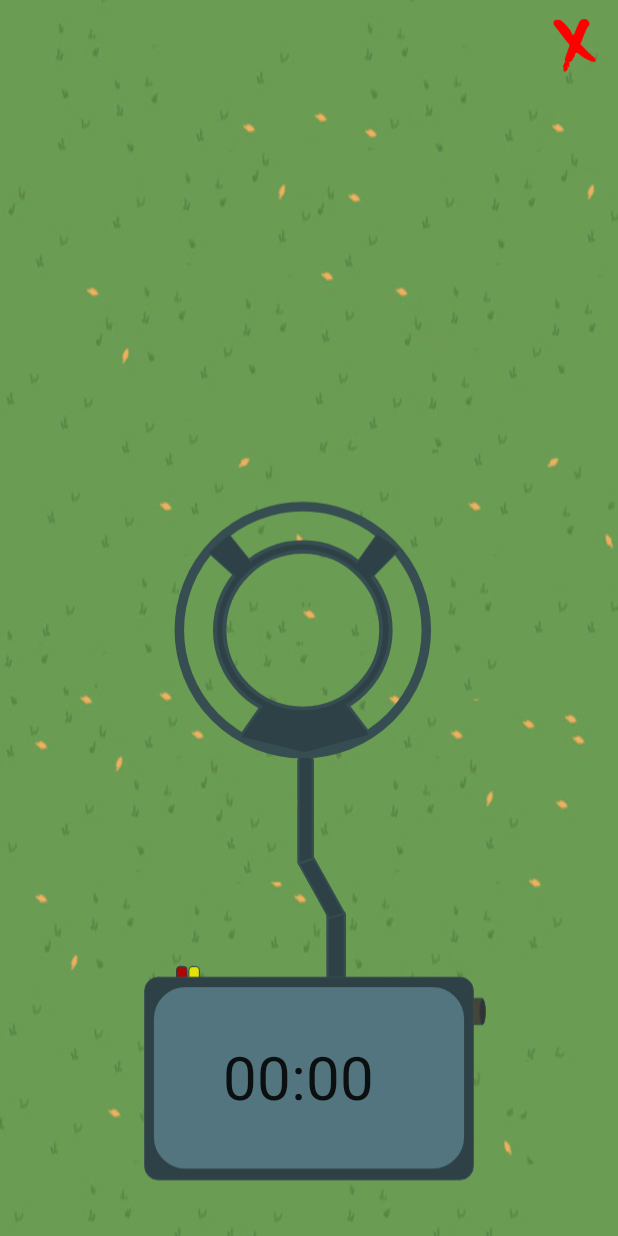
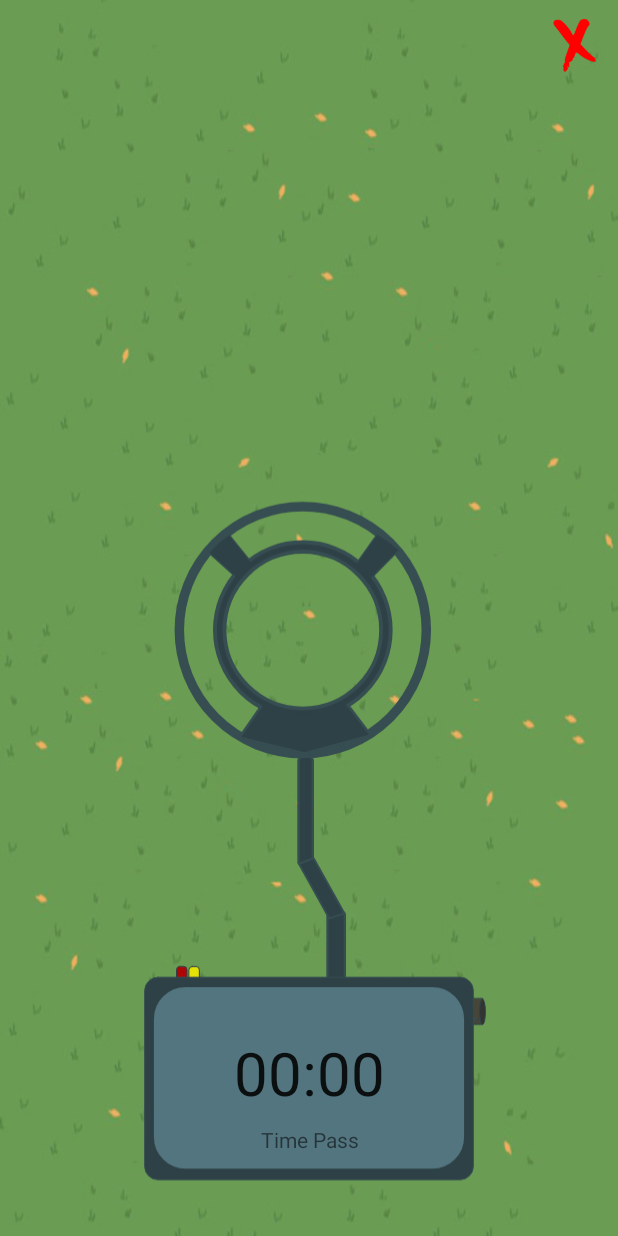
Before and after one commit to oriamd/TreasureHunt, an Android app: the screen it shows after launch (MainGameActivity), after a tap on an icon or button, on a phone screen of 412 x 824 dp. Run offline under Robolectric (Android 15) with nearby library versions, the phone set to English and light mode, and no system bars; libraries missing offline, so code that uses them is left out: com.crashlytics.android, io.fabric.sdk; pictures from the network do not load; 1 statement that could not run was skipped.

Commit message:
Fixed crash on permission and Now have Ready/Go msg

```diff
--- a/app/build.gradle
+++ b/app/build.gradle
@@ -22,8 +22,8 @@ android {
         applicationId "com.ori.treasurehunt"
         minSdkVersion 16
         targetSdkVersion 25
-        versionCode 1
-        versionName "1.0"
+        versionCode 2
+        versionName "1.0.1"
         testInstrumentationRunner "android.support.test.runner.AndroidJUnitRunner"
     }
     buildTypes {
--- a/app/src/main/AndroidManifest.xml
+++ b/app/src/main/AndroidManifest.xml
@@ -11,7 +11,7 @@
         android:icon="@drawable/icon"
         android:label="@string/app_name"
         android:supportsRtl="true"
-        android:versionName="0.5"
+        android:versionName="0.6"
         android:theme="@style/AppTheme">
         <activity
             android:name="com.treasurehunt.MainActivity"
--- /dev/null
+++ b/app/src/main/java/com/treasurehunt/AnimatedGameMassages.java
@@ -0,0 +1,58 @@
+package com.treasurehunt;
+
+import android.app.Activity;
+import android.view.View;
+import android.view.animation.AlphaAnimation;
+import android.widget.TextView;
+
+import com.example.ori.treasurehunt.R;
+
+/**
+ * Created by Ori on 2/26/2017.
+ */
+
+public class AnimatedGameMassages {
+
+    Activity context;
+    TextView readyMassage;
+    TextView goMassage;
+
+    AlphaAnimation showAlphaAnimation;
+
+    AlphaAnimation hideAlphaAnimation;
+
+
+    public AnimatedGameMassages(Activity context){
+        this.context = context;
+        readyMassage = (TextView) context.findViewById(R.id.textView19);
+        goMassage = (TextView) context.findViewById(R.id.textView20);
+
+        showAlphaAnimation = new AlphaAnimation(0.0f,1.0f);
+        showAlphaAnimation.setDuration(700);
+        hideAlphaAnimation = new AlphaAnimation(1.0f,0.0f);
+        hideAlphaAnimation.setDuration(700);
+
+    }
+
+    public void showReadyMsg(){
+        readyMassage.setVisibility(View.VISIBLE);
+        readyMassage.startAnimation(showAlphaAnimation);
+    }
+
+    public void hideReadyMsg(){
+        readyMassage.setVisibility(View.INVISIBLE);
+        readyMassage.startAnimation(hideAlphaAnimation);
+    }
+
+    public void showGoMsg(){
+        goMassage.setVisibility(View.VISIBLE);
+        goMassage.startAnimation(showAlphaAnimation);
+    }
+
+    public void hideGoMsg(){
+        goMassage.setVisibility(View.INVISIBLE);
+        goMassage.startAnimation(hideAlphaAnimation);
+    }
+
+
+}
--- a/app/src/main/java/com/treasurehunt/MainActivity.java
+++ b/app/src/main/java/com/treasurehunt/MainActivity.java
@@ -19,6 +19,7 @@ import io.fabric.sdk.android.Fabric;
 
 public class MainActivity extends AppCompatActivity {
 
+
     final static String goldTrackTag = "TotalGoldTracker";
     final static String tag = "MainActivity_log";
 
@@ -30,10 +31,12 @@ public class MainActivity extends AppCompatActivity {
     public final static String GOAL_DISTANCE_IN_M = "distance_to_taget_code";
     public final static String PRIZE_AMOUNT = "prize_amount_code";
     public final static String TOTAL_GOLD_KEY ="total_player_gold_sp_key";
+    public final static String FIRST_TIME_PLAYING_KEY ="first_time_Playing_sp_key";
     public final static String VOLUME_KEY="volume_low_high";
     public final static String SOUND_KEY="sound_on_off";
     private TextView goldTextView;
     public static String totalGold;
+    public static boolean firstTimePlaying;
 
 
     public static MyMusicRunnable musicPlayer;
@@ -59,7 +62,7 @@ public class MainActivity extends AppCompatActivity {
 
         settingsDialog = new SettingsDialog(this);
 
-        //Setting levels textview wit prize
+        //Setting levels textview with prize
         TextView level = (TextView) findViewById(R.id.textView1);
         level.setText(LVL_ONE_PRIZE+" gold");
 
@@ -77,6 +80,9 @@ public class MainActivity extends AppCompatActivity {
                         goldTextView.setText(totalGold);
                     }
                 });
+
+                firstTimePlaying = sp.getBoolean(FIRST_TIME_PLAYING_KEY, true);
+
             }
         });
 
@@ -104,6 +110,7 @@ public class MainActivity extends AppCompatActivity {
     }
 
     public void startLvlOne(View view) {
+
         soundEffectsUtil.playClickSound();
 
         //Log.i(tag,"Starting Game");
--- a/app/src/main/res/layout/activity_game.xml
+++ b/app/src/main/res/layout/activity_game.xml
@@ -39,25 +39,80 @@
         android:onClick="quitGame"/>/>
 
     <android.support.constraint.ConstraintLayout
-        android:layout_width="192dp"
-        android:layout_height="128dp"
         app:layout_constraintBottom_toBottomOf="@+id/imageView"
         android:layout_marginBottom="50dp"
         app:layout_constraintRight_toRightOf="@+id/imageView"
         app:layout_constraintLeft_toLeftOf="@+id/imageView"
-        android:id="@+id/constraintLayout">
+        android:id="@+id/constraintLayout"
+        android:layout_width="200dp"
+        android:layout_height="109dp">
+
+        <TextView
+            android:text="Time Pass"
+            android:layout_width="wrap_content"
+            android:layout_height="wrap_content"
+            android:id="@+id/textView18"
+            android:layout_marginTop="8dp"
+            app:layout_constraintTop_toBottomOf="@+id/chronometer2"
+            app:layout_constraintRight_toRightOf="@+id/chronometer2"
+            app:layout_constraintLeft_toLeftOf="@+id/chronometer2" />
 
         <Chronometer
             android:layout_width="wrap_content"
             android:layout_height="wrap_content"
             android:id="@+id/chronometer2"
             android:textSize="40sp"
+            app:layout_constraintRight_toRightOf="parent"
+            app:layout_constraintLeft_toLeftOf="parent"
             app:layout_constraintBottom_toBottomOf="parent"
             app:layout_constraintTop_toTopOf="parent"
-            app:layout_constraintLeft_toLeftOf="parent"
-            app:layout_constraintRight_toRightOf="parent"
-            app:layout_constraintHorizontal_bias="0.42"
-            app:layout_constraintVertical_bias="0.6" />
+            app:layout_constraintVertical_bias="0.42000002" />
+
     </android.support.constraint.ConstraintLayout>
 
+    <TextView
+        android:text="Ready"
+        style="@style/gameMassages"
+        android:layout_width="wrap_content"
+        android:layout_height="wrap_content"
+        android:id="@+id/textView19"
+        android:textSize="70sp"
+        android:layout_marginStart="16dp"
+        app:layout_constraintLeft_toLeftOf="parent"
+        android:layout_marginLeft="16dp"
+        android:layout_marginEnd="16dp"
+        app:layout_constraintRight_toRightOf="parent"
+        android:layout_marginRight="16dp"
+        app:layout_constraintHorizontal_bias="0.55"
+        app:layout_constraintBottom_toBottomOf="@+id/imageView"
+        app:layout_constraintTop_toTopOf="@+id/imageView"
+        android:background="@drawable/roundgreen"
+        android:backgroundTint="@android:color/holo_red_light"
+        android:padding="10dp"
+        android:visibility="invisible"
+        app:layout_constraintVertical_bias="0.3" />
+    <TextView
+        android:text="GO!"
+        style="@style/gameMassages"
+        android:layout_width="wrap_content"
+        android:layout_height="wrap_content"
+        android:id="@+id/textView20"
+        android:textSize="80sp"
+        android:layout_marginStart="16dp"
+        app:layout_constraintLeft_toLeftOf="parent"
+        android:layout_marginLeft="16dp"
+        android:layout_marginEnd="16dp"
+        app:layout_constraintRight_toRightOf="parent"
+        android:layout_marginRight="16dp"
+        app:layout_constraintHorizontal_bias="0.55"
+        app:layout_constraintBottom_toBottomOf="@+id/imageView"
+        app:layout_constraintTop_toTopOf="@+id/imageView"
+        android:background="@drawable/roundgreen"
+        android:backgroundTint="@color/colorPrimaryDark"
+        android:padding="10dp"
+        android:visibility="invisible"
+        app:layout_constraintVertical_bias="0.3"
+        />
+
+
 </android.support.constraint.ConstraintLayout>
--- a/app/src/main/res/values/styles.xml
+++ b/app/src/main/res/values/styles.xml
@@ -19,4 +19,9 @@
         <item name="android:windowIsTranslucent">true</item>
         <item name="android:soundEffectsEnabled">false</item>
     </style>
+
+    <style name="gameMassages">
+        <item name="android:textStyle">bold|italic</item>
+        <item name="android:textColor">#332E2B</item>
+    </style>
 </resources>
```
Also changed, not shown: app/src/main/java/com/treasurehunt/MainGameActivity.java (+51 -17 lines), app/src/main/res/layout/tutorial.xml (+2 -37 lines).
